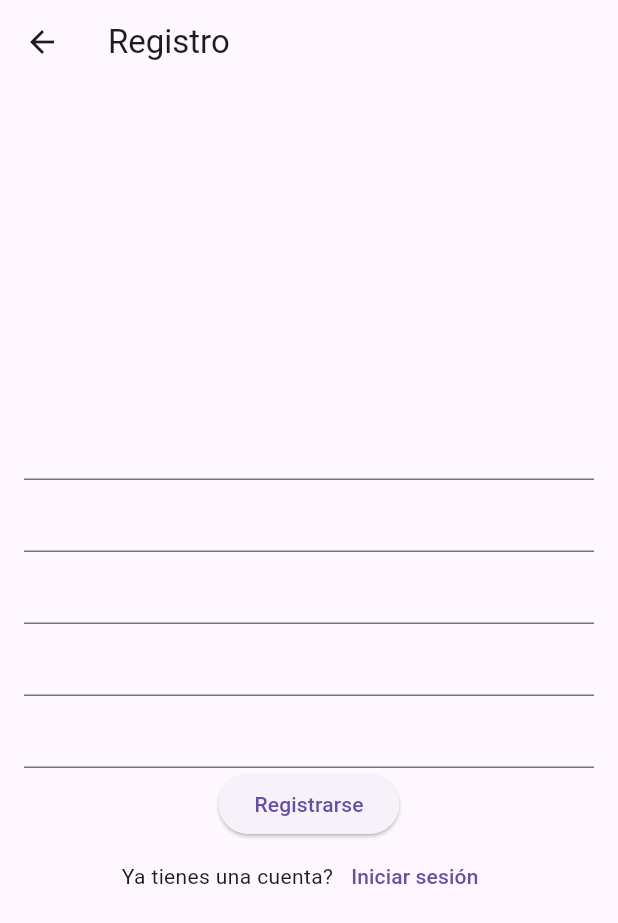
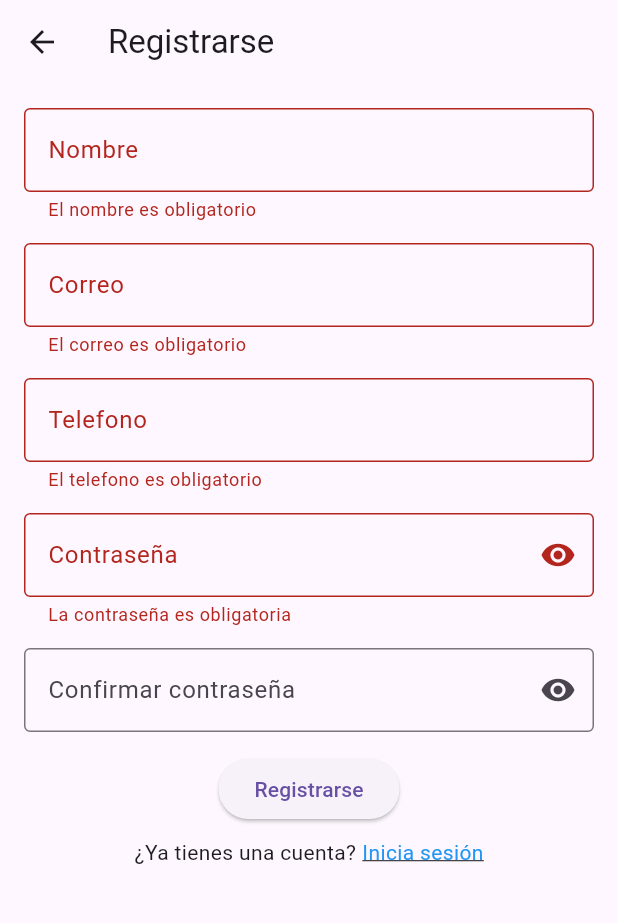
Before and after one commit to douglaspazh/IS513_Tarea2.2, a Flutter app: the RegisterScreen screen opened by its route, after a tap on "Registrarse", on a phone screen of 412 x 824 dp. Shown: the top 923 px of the screen. Run offline on Flutter 3.47's test engine with Material 3 defaults, Android fonts, the phone set to English and light mode, and no system bars.

Commit message:
Actualizado el formulario para registro con los widgets reutilizables
Se ha cumplido con todos los requerimientos para la pantalla de registro.

```diff
--- a/lib/screens/register_screen.dart
+++ b/lib/screens/register_screen.dart
@@ -1,4 +1,6 @@
 import 'package:flutter/material.dart';
+import 'package:is513_tarea2_2/widgets/clickable_text.dart';
+import 'package:is513_tarea2_2/widgets/custom_textfield.dart';
 
 class RegisterScreen extends StatefulWidget {
   const RegisterScreen({super.key});
@@ -8,53 +10,156 @@ class RegisterScreen extends StatefulWidget {
 }
 
 class _RegisterScreenState extends State<RegisterScreen> {
+  final _formKey = GlobalKey<FormState>();
   final _nameController = TextEditingController();
   final _emailController = TextEditingController();
   final _phoneController = TextEditingController();
   final _passwordController = TextEditingController();
   final _confirmPasswordController = TextEditingController();
 
+  // Variables regex para validar
+  final _emailRegex = RegExp(r'^[a-zA-Z._-]+[a-zA-Z]+@(unah\.edu\.hn|unah\.hn)$');
+  final _phoneRegex = RegExp(r'^[39]\d{7}$');
+  final _passwordRegex = RegExp(r'^(?=.*[A-Z])(?=.*[!@#$%^&*:;<>/-]).{8,}$');
+
+  void _goToLogin() {
+    Navigator.pushReplacementNamed(context, '/login');
+  }
+
+  void _register() {
+    if (_formKey.currentState!.validate()) {
+      print('Nombre: ${_nameController.text}');
+      print('Correo: ${_emailController.text}');
+      print('Teléfono: ${_phoneController.text}');
+      print('Contraseña: ${_passwordController.text}');
+      ScaffoldMessenger.of(context).showSnackBar(
+        const SnackBar(content: Text('¡Registro exitoso!')),
+      );
+      _goToLogin();
+    }
+  }
+
   @override
   Widget build(BuildContext context) {
     return Scaffold(
       appBar: AppBar(
-        title: const Text('Registro')),
+        title: const Text('Registrarse')),
       body: Padding(
         padding: const EdgeInsets.all(16),
+        child: Form(
+          key: _formKey,
+          child: SingleChildScrollView(
             child: Column(
-          mainAxisAlignment: MainAxisAlignment.center,
               children: [
-            TextField(
+                // Nombre
+                CustomTextField(
                   controller: _nameController,
+                  labelText: 'Nombre',
+                  validator: (value) {
+                    if (value == null || value.isEmpty) {
+                      return 'El nombre es obligatorio';
+                    } else if (value.length < 3 || value.length > 10) {
+                      return 'El nombre debe tener entre 3 y 10 caracteres';
+                    } else {
+                      return null;
+                    }
+                  },
                 ),
-            TextField(
+
+                const SizedBox(height: 14),
+
+                // Correo
+                CustomTextField(
                   controller: _emailController,
+                  labelText: 'Correo',
+                  keyboardType: TextInputType.emailAddress,
+                  validator: (value) {
+                    if (value == null || value.isEmpty) {
+                      return 'El correo es obligatorio';
+                    } else if (!_emailRegex.hasMatch(value)) {
+                      return 'El correo debe ser institucional (@unah.edu.hn o @unah.hn)';
+                    }
+                    return null;
+                  },
                 ),
-            TextField(
+
+                const SizedBox(height: 14),
+
+                // Telefono
+                CustomTextField(
                   controller: _phoneController,
+                  labelText: 'Telefono',
+                  validator: (value) {
+                    if (value == null || value.isEmpty) {
+                      return 'El telefono es obligatorio';
+                    } else if (!_phoneRegex.hasMatch(value)) {
+                      return 'El telefono debe iniciar con 3 u 8, y tener solo 8 digitos';
+                    }
+                    return null;
+                  },
                 ),
-            TextField(
+
+                const SizedBox(height: 14),
+
+                // Constraseña
+                CustomTextField(
                   controller: _passwordController,
+                  labelText: 'Contraseña',
+                  isPassword: true,
+                  validator: (value) {
+                    if (value == null || value.isEmpty) {
+                      return 'La contraseña es obligatoria';
+                    } else if (value.length < 8) {
+                      return 'La contraseña debe tener al menos 8 caracteres';
+                    } else if (!_passwordRegex.hasMatch(value)) {
+                      return 'La contraseña debe tener al menos una mayuscula y un caracter especial';
+                    }
+                    return null;
+                  },
                 ),
-            TextField(
+
+                const SizedBox(height: 14),
+
+                // Repetir contraseña
+                CustomTextField(
                   controller: _confirmPasswordController,
+                  labelText: 'Confirmar contraseña',
+                  isPassword: true,
+                  validator: (value) {
+                    if (value != _passwordController.text) {
+                      return 'Las contraseñas no coinciden';
+                    }
+                    return null;
+                  },
                 ),
+
+                const SizedBox(height: 14),
+
+                // Boton registrarse
                 ElevatedButton(
-              onPressed: () {},
+                  onPressed: _register,
                   child: const Text('Registrarse')
                 ),
+
+                const SizedBox(height: 8),
+
+                // Opción para iniciar sesion
                 Row(
                   mainAxisAlignment: MainAxisAlignment.center,
                   children: [
-                const Text('Ya tienes una cuenta?'),
-                TextButton(
-                  onPressed: () {},
-                  child: const Text('Iniciar sesión'))
+                    const Text('¿Ya tienes una cuenta?'),
+                    const SizedBox(width: 4),
+                    ClickableText(
+                      text: 'Inicia sesión',
+                      onTap: _goToLogin
+                    )
                   ],
                 )
               ],
             ),
           ),
+        ),
+      ),
     );
   }
 }
```
Lines whose indentation alone changed are shown as unchanged.
